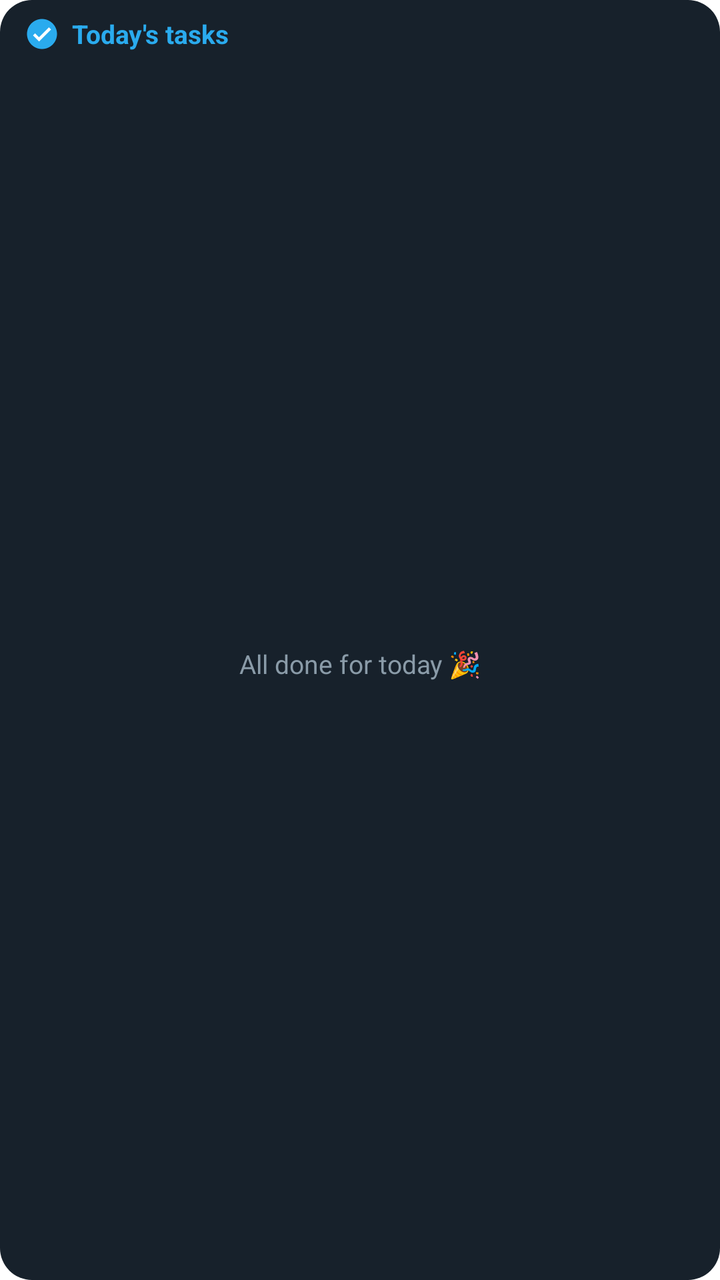
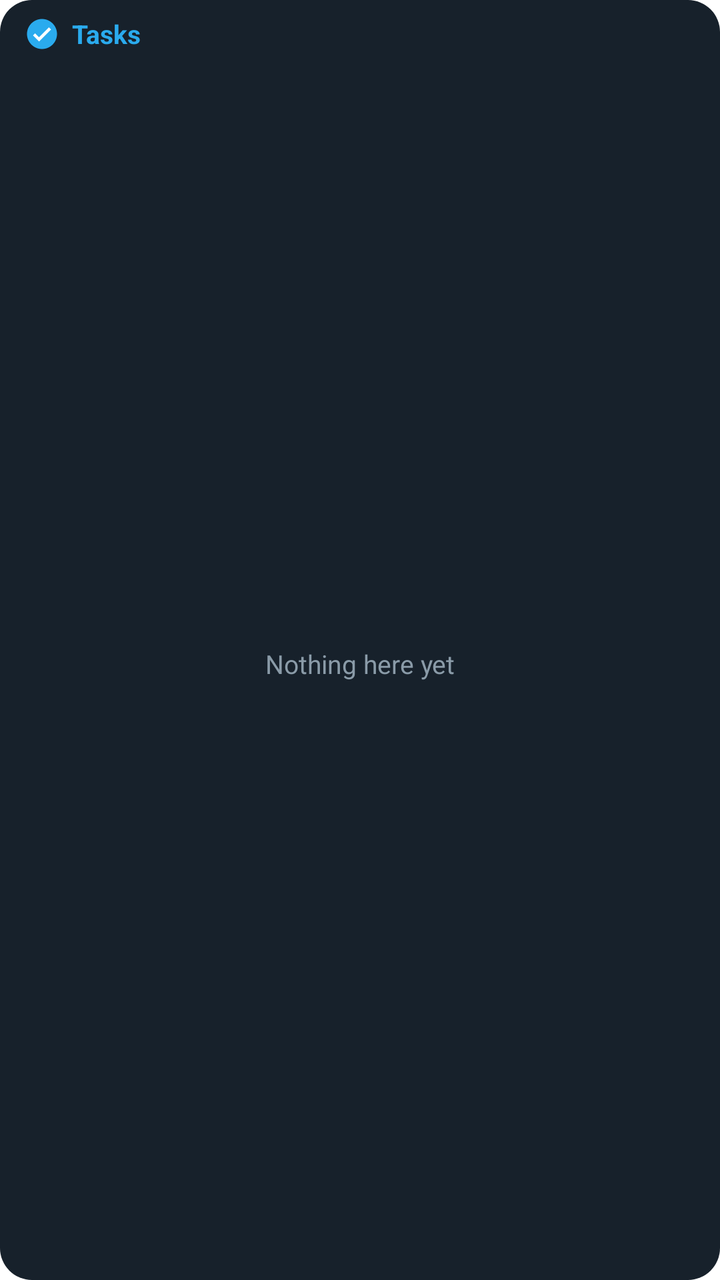

Two renders of the same Android screen: before a commit and after it. Below are the layout's source before the change and the commit's diff.
<!-- AndroidManifest.xml: fallback theme Theme.MaterialComponents.DayNight.NoActionBar -->
<!-- res/layout/tn_day_widget.xml -->
<?xml version="1.0" encoding="utf-8"?>
<LinearLayout xmlns:android="http://schemas.android.com/apk/res/android"
    android:id="@+id/dw_root"
    android:layout_width="match_parent"
    android:layout_height="match_parent"
    android:background="@drawable/tn_widget_bg"
    android:orientation="vertical"
    android:paddingStart="12dp"
    android:paddingEnd="12dp"
    android:paddingTop="8dp"
    android:paddingBottom="6dp">

    <LinearLayout
        android:id="@+id/dw_header"
        android:layout_width="match_parent"
        android:layout_height="wrap_content"
        android:orientation="horizontal"
        android:gravity="center_vertical">

        <ImageView
            android:id="@+id/dw_icon"
            android:layout_width="18dp"
            android:layout_height="18dp"
            android:src="@drawable/ic_dw_check_on"
            android:contentDescription="today tasks" />

        <TextView
            android:id="@+id/dw_title"
            android:layout_width="0dp"
            android:layout_height="wrap_content"
            android:layout_weight="1"
            android:layout_marginStart="6dp"
            android:singleLine="true"
            android:ellipsize="end"
            android:text="@string/dw_title"
            android:textColor="#2AABEE"
            android:textSize="13sp"
            android:textStyle="bold" />
    </LinearLayout>

    <LinearLayout
        android:id="@+id/dw_list"
        android:layout_width="match_parent"
        android:layout_height="wrap_content"
        android:layout_marginTop="4dp"
        android:orientation="vertical" />

    <TextView
        android:id="@+id/dw_empty"
        android:layout_width="match_parent"
        android:layout_height="match_parent"
        android:gravity="center"
        android:text="@string/dw_empty"
        android:textColor="#8A9BA8"
        android:textSize="13sp" />

</LinearLayout>
<!-- resources referenced by this layout -->
<resources>
  <!-- drawable ic_dw_check_on (drawable) -->
  <?xml version="1.0" encoding="utf-8"?>
  <vector xmlns:android="http://schemas.android.com/apk/res/android"
      android:width="24dp"
      android:height="24dp"
      android:viewportWidth="24"
      android:viewportHeight="24">
      <path
          android:fillColor="#2AABEE"
          android:pathData="M12,2C6.48,2 2,6.48 2,12s4.48,10 10,10 10,-4.48 10,-10S17.52,2 12,2z" />
      <path
          android:fillColor="#FFFFFF"
          android:pathData="M10,14.2l-2.6,-2.6L6,13l4,4 8,-8 -1.4,-1.4z" />
  </vector>
  <!-- drawable tn_widget_bg (drawable) -->
  <?xml version="1.0" encoding="utf-8"?>
  <shape xmlns:android="http://schemas.android.com/apk/res/android"
      android:shape="rectangle">
      <solid android:color="#17212B" />
      <corners android:radius="16dp" />
  </shape>
  <string name="dw_empty">All done for today 🎉</string>
  <string name="dw_title">Today\'s tasks</string>
</resources>

<!-- the commit's change to res/layout/tn_day_widget.xml (unified diff, before → after) -->
@@ -22,7 +22,7 @@
             android:layout_width="18dp"
             android:layout_height="18dp"
             android:src="@drawable/ic_dw_check_on"
-            android:contentDescription="today tasks" />
+            android:contentDescription="task widget" />
 
         <TextView
             android:id="@+id/dw_title"
@@ -32,7 +32,7 @@
             android:layout_marginStart="6dp"
             android:singleLine="true"
             android:ellipsize="end"
-            android:text="@string/dw_title"
+            android:text="@string/dw_title_tasks"
             android:textColor="#2AABEE"
             android:textSize="13sp"
             android:textStyle="bold" />
<!-- resource entries referenced after the edit -->
@@ -21,7 +21,7 @@
       <solid android:color="#17212B" />
       <corners android:radius="16dp" />
   </shape>
-  <string name="dw_empty">All done for today 🎉</string>
-  <string name="dw_title">Today\'s tasks</string>
+  <string name="dw_empty">Nothing here yet</string>
+  <string name="dw_title_tasks">Tasks</string>
 </resources>
 
